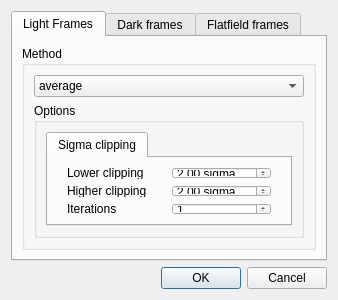
mauritiusdadd/lxnstack, file lxnstack-git/src/ui/stack_dialog.ui: the form before one commit.
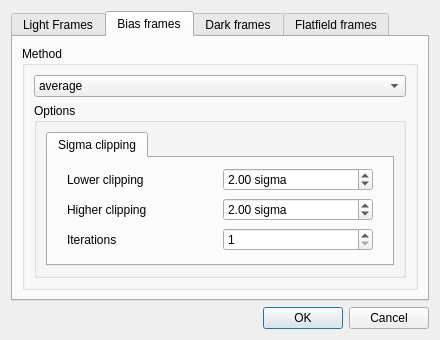
The form after the commit. The open tabs and pages were chosen to show the change.

```diff
--- a/lxnstack-git/src/ui/stack_dialog.ui
+++ b/lxnstack-git/src/ui/stack_dialog.ui
@@ -6,8 +6,8 @@
    <rect>
     <x>0</x>
     <y>0</y>
-    <width>338</width>
-    <height>300</height>
+    <width>440</width>
+    <height>340</height>
    </rect>
   </property>
   <property name="minimumSize">
@@ -18,8 +18,8 @@
   </property>
   <property name="maximumSize">
    <size>
-    <width>400</width>
-    <height>400</height>
+    <width>500</width>
+    <height>500</height>
    </size>
   </property>
   <property name="windowTitle">
@@ -216,6 +216,182 @@
        </item>
       </layout>
      </widget>
+     <widget class="QWidget" name="Bias_tab">
+      <attribute name="title">
+       <string>Bias frames</string>
+      </attribute>
+      <layout class="QVBoxLayout" name="verticalLayout_13">
+       <item>
+        <widget class="QGroupBox" name="groupBox_7">
+         <property name="title">
+          <string>Method</string>
+         </property>
+         <property name="flat">
+          <bool>true</bool>
+         </property>
+         <layout class="QVBoxLayout" name="verticalLayout_11">
+          <item>
+           <widget class="QComboBox" name="biasStackingMethodComboBox">
+            <item>
+             <property name="text">
+              <string>average</string>
+             </property>
+            </item>
+            <item>
+             <property name="text">
+              <string>median</string>
+             </property>
+            </item>
+            <item>
+             <property name="text">
+              <string>sigma clipping</string>
+             </property>
+            </item>
+            <item>
+             <property name="text">
+              <string>standard deviation</string>
+             </property>
+            </item>
+            <item>
+             <property name="text">
+              <string>variance</string>
+             </property>
+            </item>
+            <item>
+             <property name="text">
+              <string>maximum</string>
+             </property>
+            </item>
+            <item>
+             <property name="text">
+              <string>minimum</string>
+             </property>
+            </item>
+            <item>
+             <property name="text">
+              <string>product</string>
+             </property>
+            </item>
+           </widget>
+          </item>
+          <item>
+           <widget class="QGroupBox" name="groupBox_8">
+            <property name="title">
+             <string>Options</string>
+            </property>
+            <property name="flat">
+             <bool>true</bool>
+            </property>
+            <layout class="QHBoxLayout" name="horizontalLayout_13">
+             <item>
+              <widget class="QTabWidget" name="tabWidget_5">
+               <property name="currentIndex">
+                <number>0</number>
+               </property>
+               <property name="movable">
+                <bool>false</bool>
+               </property>
+               <widget class="QWidget" name="tab_4">
+                <attribute name="title">
+                 <string>Sigma clipping</string>
+                </attribute>
+                <layout class="QVBoxLayout" name="verticalLayout_12">
+                 <item>
+                  <layout class="QHBoxLayout" name="horizontalLayout_14">
+                   <property name="leftMargin">
+                    <number>10</number>
+                   </property>
+                   <property name="rightMargin">
+                    <number>10</number>
+                   </property>
+                   <item>
+                    <widget class="QLabel" name="label_10">
+                     <property name="text">
+                      <string>Lower clipping</string>
+                     </property>
+                    </widget>
+                   </item>
+                   <item>
+                    <widget class="QDoubleSpinBox" name="biasLKappa">
+                     <property name="suffix">
+                      <string> sigma</string>
+                     </property>
+                     <property name="singleStep">
+                      <double>0.010000000000000</double>
+                     </property>
+                     <property name="value">
+                      <double>2.000000000000000</double>
+                     </property>
+                    </widget>
+                   </item>
+                  </layout>
+                 </item>
+                 <item>
+                  <layout class="QHBoxLayout" name="horizontalLayout_15">
+                   <property name="leftMargin">
+                    <number>10</number>
+                   </property>
+                   <property name="rightMargin">
+                    <number>10</number>
+                   </property>
+                   <item>
+                    <widget class="QLabel" name="label_11">
+                     <property name="text">
+                      <string>Higher clipping</string>
+                     </property>
+                    </widget>
+                   </item>
+                   <item>
+                    <widget class="QDoubleSpinBox" name="biasHKappa">
+                     <property name="suffix">
+                      <string> sigma</string>
+                     </property>
+                     <property name="singleStep">
+                      <double>0.010000000000000</double>
+                     </property>
+                     <property name="value">
+                      <double>2.000000000000000</double>
+                     </property>
+                    </widget>
+                   </item>
+                  </layout>
+                 </item>
+                 <item>
+                  <layout class="QHBoxLayout" name="horizontalLayout_16">
+                   <property name="leftMargin">
+                    <number>10</number>
+                   </property>
+                   <property name="rightMargin">
+                    <number>10</number>
+                   </property>
+                   <item>
+                    <widget class="QLabel" name="label_12">
+                     <property name="text">
+                      <string>Iterations</string>
+                     </property>
+                    </widget>
+                   </item>
+                   <item>
+                    <widget class="QSpinBox" name="biasKIters">
+                     <property name="minimum">
+                      <number>1</number>
+                     </property>
+                    </widget>
+                   </item>
+                  </layout>
+                 </item>
+                </layout>
+               </widget>
+              </widget>
+             </item>
+            </layout>
+           </widget>
+          </item>
+         </layout>
+        </widget>
+       </item>
+      </layout>
+     </widget>
      <widget class="QWidget" name="dark_tab">
       <attribute name="title">
        <string>Dark frames</string>
```
